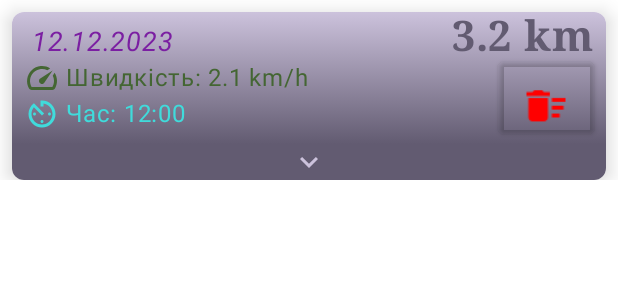
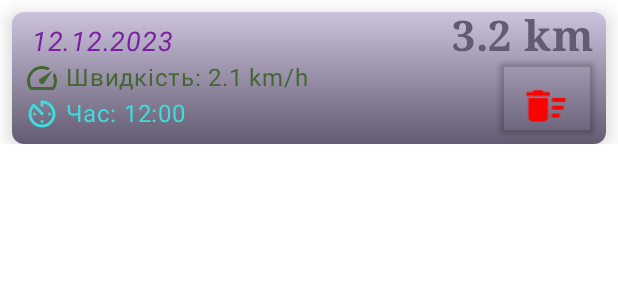
Before and after one commit to AlexYach1973/GpsTrackerCompose, an Android app built with Jetpack Compose: the @Preview function GreetingPreview, on a phone screen of 412 x 824 dp. Shown: the top 300 px of the screen. Run offline under Robolectric (Android 15) with nearby library versions, the phone set to English and light mode, and no system bars; our stand-ins replace Room's generated code.

```diff
--- a/app/src/main/java/com/alexyach/compose/gpstracker/data/db/TrackItem.kt
+++ b/app/src/main/java/com/alexyach/compose/gpstracker/data/db/TrackItem.kt
@@ -1,6 +1,5 @@
 package com.alexyach.compose.gpstracker.data.db
 
-import android.graphics.Bitmap
 import androidx.room.ColumnInfo
 import androidx.room.Entity
 import androidx.room.PrimaryKey
@@ -19,6 +18,6 @@ data class TrackItem(
     val speed: String = "",
     @ColumnInfo(name = "geo_points")
     val geoPoints: String = "",
-    @ColumnInfo(name = "geo_map")
-    val geoMap: Bitmap = Bitmap.createBitmap(100, 100, Bitmap.Config.ARGB_8888)
+//    @ColumnInfo(name = "geo_map")
+//    val geoMap: Bitmap = Bitmap.createBitmap(100, 100, Bitmap.Config.ARGB_8888)
 )
--- a/app/src/main/java/com/alexyach/compose/gpstracker/screens/gpslist/ItemList.kt
+++ b/app/src/main/java/com/alexyach/compose/gpstracker/screens/gpslist/ItemList.kt
@@ -1,17 +1,13 @@
 package com.alexyach.compose.gpstracker.screens.gpslist
 
-import android.graphics.Bitmap
-import androidx.compose.foundation.Image
 import androidx.compose.foundation.background
 import androidx.compose.foundation.clickable
 import androidx.compose.foundation.layout.Arrangement
-import androidx.compose.foundation.layout.Box
 import androidx.compose.foundation.layout.Column
 import androidx.compose.foundation.layout.Row
 import androidx.compose.foundation.layout.Spacer
 import androidx.compose.foundation.layout.fillMaxWidth
 import androidx.compose.foundation.layout.padding
-import androidx.compose.foundation.layout.wrapContentWidth
 import androidx.compose.foundation.shape.RoundedCornerShape
 import androidx.compose.material.Button
 import androidx.compose.material.ButtonDefaults
@@ -19,16 +15,11 @@ import androidx.compose.material.Card
 import androidx.compose.material.Icon
 import androidx.compose.material.Text
 import androidx.compose.runtime.Composable
-import androidx.compose.runtime.getValue
-import androidx.compose.runtime.mutableStateOf
-import androidx.compose.runtime.remember
-import androidx.compose.runtime.setValue
 import androidx.compose.ui.Alignment
 import androidx.compose.ui.Modifier
 import androidx.compose.ui.draw.scale
 import androidx.compose.ui.graphics.Brush
 import androidx.compose.ui.graphics.Color
-import androidx.compose.ui.graphics.asImageBitmap
 import androidx.compose.ui.res.painterResource
 import androidx.compose.ui.text.font.FontFamily
 import androidx.compose.ui.text.font.FontStyle
@@ -73,54 +64,8 @@ fun ItemList(
                 Spacer(modifier = Modifier.weight(1f))
                 TwoColumn(item, delete)
             }
-
-            /** Map */
-            Box(
-                modifier = Modifier
-                    .background(PurpleGrey40)
-                    .fillMaxWidth(),
-                contentAlignment = Alignment.Center
-            ) {
-
-                var expand by remember { mutableStateOf(false) }
-
-                Column(
-                    modifier = Modifier,
-                    horizontalAlignment = Alignment.CenterHorizontally
-                ) {
-                    Icon(
-                        modifier = Modifier
-                            .fillMaxWidth()
-                            .clickable {
-                        expand = !expand
-                    },
-                        painter = painterResource(
-                            id = (if (expand) {
-                                R.drawable.ic_arrow_up
-                            } else {
-                                R.drawable.ic_arrow_down
-                            })
-                        ),
-                        contentDescription = null,
-                        tint = PurpleGrey80
-                    )
-
-                    if (expand) {
-                        Image(
-                            modifier = Modifier
-                                .fillMaxWidth()
-                                .wrapContentWidth(align = Alignment.CenterHorizontally),
-//                contentScale = ContentScale.FillHeight,
-                            bitmap = item.geoMap.asImageBitmap(),
-                            contentDescription = "map"
-                        )
-                    }
-                }
-            }
         }
-
     }
-
 }
 
 @Composable
@@ -214,7 +159,6 @@ fun TwoColumn(
 @Composable
 fun GreetingPreview() {
     GpsTrackerTheme {
-//        GpsPermissionEnableDialog(true, {true})
         ItemList(
             TrackItem(
                 id = 0,
@@ -223,7 +167,6 @@ fun GreetingPreview() {
                 date = " 12.12.2023",
                 speed = "2.1 km/h",
                 geoPoints = "",
-                geoMap = Bitmap.createBitmap(100, 100, Bitmap.Config.ARGB_8888)
             ),
             { true },
             {}
--- a/app/src/main/java/com/alexyach/compose/gpstracker/utils/Dialog.kt
+++ b/app/src/main/java/com/alexyach/compose/gpstracker/utils/Dialog.kt
@@ -205,8 +205,7 @@ fun GreetingPreview() {
             date = "01.01.2002",
             distance = "1254",
             speed = "12",
-            geoPoints = " -//-",
-            geoMap = Bitmap.createBitmap(100, 100, Bitmap.Config.ARGB_8888)
+            geoPoints = " -//-"
         ),{}, {}/*, Bitmap.createBitmap(100, 100, Bitmap.Config.ARGB_8888)*/)
     }
 }
```
Also changed, not shown: app/src/main/java/com/alexyach/compose/gpstracker/screens/gpslist/GpsList.kt (+17 -81 lines), app/src/main/java/com/alexyach/compose/gpstracker/screens/gpslist/GpsListViewModel.kt (+2 -7 lines), app/src/main/java/com/alexyach/compose/gpstracker/screens/gpsscreen/GpsScreen.kt (+36 -46 lines), app/src/main/java/com/alexyach/compose/gpstracker/screens/gpsscreen/GpsScreenViewModel.kt (+21 -57 lines).
